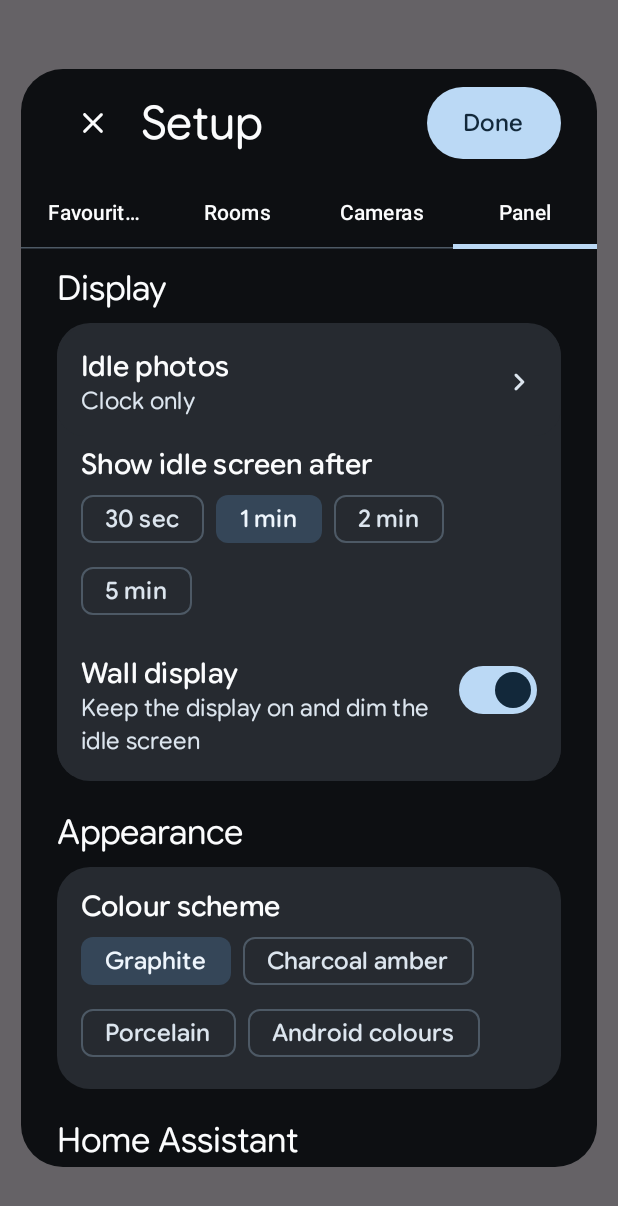
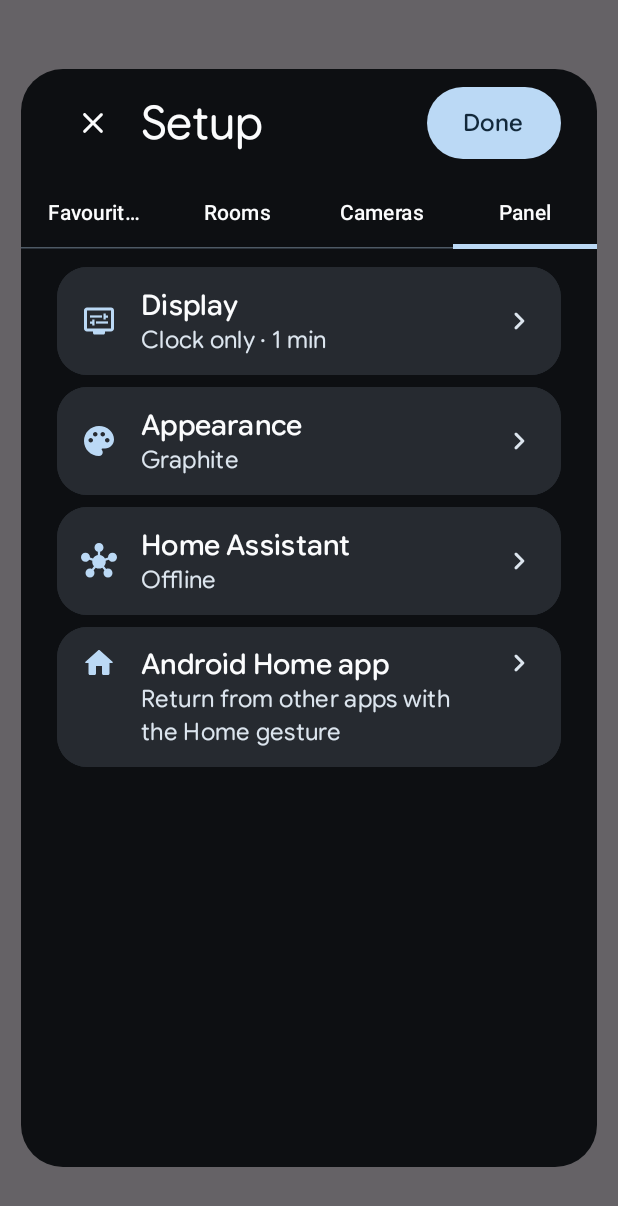
Before and after one commit to alphasixtyfive/flick-panel, an Android app built with Jetpack Compose: the composable EditPanel shown on its own in the app's theme, tab 4 chosen, on a phone screen of 412 x 824 dp. Shown: the top 1206 px of the screen. Run offline under Robolectric (Android 15) with nearby library versions, the phone set to English and light mode, and no system bars; pictures from the network do not load.

Commit message:
Simplify panel settings and add Home Assistant image tiles

```diff
--- a/app/build.gradle.kts
+++ b/app/build.gradle.kts
@@ -12,8 +12,8 @@ android {
         applicationId = "app.flickpanel"
         minSdk = 28
         targetSdk = 35
-        versionCode = 14
-        versionName = "0.1.13"
+        versionCode = 15
+        versionName = "0.1.14"
     }
     buildTypes {
         release {
--- a/app/src/main/java/app/flickpanel/PanelViewModel.kt
+++ b/app/src/main/java/app/flickpanel/PanelViewModel.kt
@@ -285,11 +285,11 @@ internal class PanelViewModel(application: Application) : AndroidViewModel(appli
         }
     }
 
-    fun cachedSnapshot(id: String): Bitmap? = images.snapshots.cached(id)
+    fun cachedSnapshot(id: String, revision: String = ""): Bitmap? = images.snapshots.cached("$id@$revision")
 
-    suspend fun snapshot(id: String): Bitmap? {
+    suspend fun snapshot(id: String, revision: String = ""): Bitmap? {
         val active = client ?: return null
-        return images.snapshots.load(id) { active.snapshot(id) }
+        return images.snapshots.load("$id@$revision") { active.snapshot(id) }
     }
 
     fun cachedArtwork(reference: String): Bitmap? = images.artwork.fresh(reference)
--- a/app/src/main/java/app/flickpanel/ui/Camera.kt
+++ b/app/src/main/java/app/flickpanel/ui/Camera.kt
@@ -156,7 +156,7 @@ internal fun CameraViewer(id: String, label: String?, canStream: Boolean, opened
             val player = remember(stream) {
                 val applicationContext = context.applicationContext
                 val renderers = DefaultRenderersFactory(applicationContext).setEnableDecoderFallback(true)
-                val loadControl = DefaultLoadControl.Builder().setBufferDurationsMs(6_000, 12_000, 250, 1_000).build()
+                val loadControl = DefaultLoadControl.Builder().setBufferDurationsMs(10_000, 20_000, 500, 1_500).build()
                 ExoPlayer.Builder(applicationContext, renderers).setLoadControl(loadControl).build().apply {
                     volume = 0f
                     trackSelectionParameters = trackSelectionParameters.buildUpon()
--- a/app/src/main/java/app/flickpanel/ui/Editor.kt
+++ b/app/src/main/java/app/flickpanel/ui/Editor.kt
@@ -4,7 +4,6 @@ import androidx.compose.foundation.gestures.detectDragGesturesAfterLongPress
 import androidx.compose.foundation.layout.Arrangement
 import androidx.compose.foundation.layout.Box
 import androidx.compose.foundation.layout.Column
-import androidx.compose.foundation.layout.ColumnScope
 import androidx.compose.foundation.layout.ExperimentalLayoutApi
 import androidx.compose.foundation.layout.FlowRow
 import androidx.compose.foundation.layout.Row
@@ -58,11 +57,8 @@ import androidx.compose.runtime.setValue
 import androidx.compose.ui.Alignment
 import androidx.compose.ui.Modifier
 import androidx.compose.ui.input.pointer.pointerInput
-import androidx.compose.ui.platform.LocalContext
 import androidx.compose.ui.semantics.clearAndSetSemantics
 import androidx.compose.ui.semantics.contentDescription
-import androidx.compose.ui.semantics.heading
-import androidx.compose.ui.semantics.semantics
 import androidx.compose.ui.text.input.KeyboardType
 import androidx.compose.ui.text.input.PasswordVisualTransformation
 import androidx.compose.ui.text.style.TextOverflow
@@ -70,7 +66,6 @@ import androidx.compose.ui.unit.dp
 import app.flickpanel.PanelUi
 import app.flickpanel.PanelViewModel
 import app.flickpanel.config.PanelConfig
-import app.flickpanel.config.PanelTheme
 import app.flickpanel.config.TileKind
 import app.flickpanel.config.TileSpec
 import app.flickpanel.ha.Entity
@@ -171,6 +166,7 @@ internal fun EditPanel(state: PanelUi, model: PanelViewModel) {
     var section by remember { mutableStateOf(SetupSection.FAVOURITES) }
     var picker by remember { mutableStateOf<Source?>(null) }
     var format by remember { mutableStateOf<Format?>(null) }
+    var panelPage by remember { mutableStateOf<PanelPage?>(null) }
     var choosingPhotos by remember { mutableStateOf(false) }
     val activePicker = picker
     val activeFormat = format
@@ -178,7 +174,7 @@ internal fun EditPanel(state: PanelUi, model: PanelViewModel) {
         state.connectionEditor -> "Connection"
         activeFormat != null -> if (activeFormat.current == null) "Add tile" else "Edit tile"
         activePicker != null -> activePicker.title
-        else -> null
+        else -> panelPage?.label
     }
 
     SetupLayout(
@@ -187,10 +183,12 @@ internal fun EditPanel(state: PanelUi, model: PanelViewModel) {
         openSection = {
             format = null
             picker = null
+            panelPage = null
             model.cancelConnectionChange()
             section = it
         },
         detailTitle = detailTitle,
+        canSave = activeFormat == null && activePicker == null && !state.connectionEditor,
         busy = state.busy,
         back = {
             if (!state.busy) {
@@ -198,6 +196,7 @@ internal fun EditPanel(state: PanelUi, model: PanelViewModel) {
                     activeFormat != null -> format = null
                     activePicker != null -> picker = null
                     state.connectionEditor -> model.cancelConnectionChange()
+                    panelPage != null -> panelPage = null
                     else -> model.relock()
                 }
             }
@@ -223,7 +222,7 @@ internal fun EditPanel(state: PanelUi, model: PanelViewModel) {
                 when (activePicker) {
                     Source.TILE -> {
                         val kinds = entity.kinds()
-                        if (kinds.size == 1) {
+                        if (kinds.size == 1 && kinds.single() != TileKind.IMAGE) {
                             val kind = kinds.single()
                             val featured = kind != TileKind.CAMERA || draft.favourites.none { it.kind == TileKind.CAMERA && it.showOnHome }
                             draft = draft.copy(favourites = draft.favourites + TileSpec(entity.id, kind, showOnHome = featured))
@@ -261,8 +260,17 @@ internal fun EditPanel(state: PanelUi, model: PanelViewModel) {
                     )
                     SetupSection.ROOMS -> RoomSetup(draft, state) { draft = it }
                     SetupSection.CAMERAS -> CameraSetup(draft, state) { draft = it }
-                    SetupSection.PANEL -> PanelOptions(draft, state, { draft = it }, { picker = it },
-                        { choosingPhotos = true }, model::changeConnection)
+                    SetupSection.PANEL -> PanelSettings(
+                        page = panelPage,
+                        draft = draft,
+                        state = state,
+                        open = { panelPage = it },
+                        change = { draft = it },
+                        choosePhotos = { choosingPhotos = true },
+                        chooseMessage = { picker = Source.MESSAGE },
+                        choosePresence = { picker = Source.PRESENCE },
+                        changeConnection = model::changeConnection,
+                    )
                 }
             }
         }
@@ -510,6 +518,7 @@ private fun FormatPanel(format: Format, state: PanelUi, apply: (TileSpec) -> Uni
     var label by remember(format) { mutableStateOf(format.current?.label.orEmpty()) }
     var status by remember(format) { mutableStateOf(format.current?.statusEntity) }
     var showOnHome by remember(format) { mutableStateOf(format.current?.showOnHome ?: true) }
+    var wideOnTablet by remember(format) { mutableStateOf(format.current?.wideOnTablet ?: false) }
     var timersOpen by remember { mutableStateOf(false) }
     Column(Modifier.fillMaxWidth().verticalScroll(rememberScrollState()).padding(setupPadding),
         verticalArrangement = Arrangement.spacedBy(12.dp)) {
@@ -520,6 +529,13 @@ private fun FormatPanel(format: Format, state: PanelUi, apply: (TileSpec) -> Uni
         FlowRow(horizontalArrangement = Arrangement.spacedBy(7.dp)) {
             for (option in format.kinds) FilterChip(selected = kind == option,
                 onClick = { kind = option }, label = { Text(option.label) })
+        }
+        if (kind.resizable) {
+            Text("Width on tablets", style = MaterialTheme.typography.titleSmall)
+            Row(horizontalArrangement = Arrangement.spacedBy(8.dp)) {
+                FilterChip(selected = !wideOnTablet, onClick = { wideOnTablet = false }, label = { Text("Standard") })
+                FilterChip(selected = wideOnTablet, onClick = { wideOnTablet = true }, label = { Text("Wide") })
+            }
         }
         if (kind == TileKind.ACTION) {
             Box {
@@ -543,96 +559,10 @@ private fun FormatPanel(format: Format, state: PanelUi, apply: (TileSpec) -> Uni
             }
         }
         Button(onClick = { apply(TileSpec(format.entity.id, kind, label.trim().takeIf(String::isNotEmpty),
-            status.takeIf { kind == TileKind.ACTION }, showOnHome = kind != TileKind.CAMERA || showOnHome)) }) {
+            status.takeIf { kind == TileKind.ACTION }, showOnHome = kind != TileKind.CAMERA || showOnHome,
+            wideOnTablet = kind.resizable && wideOnTablet)) }) {
             Text(if (format.current == null) "Add" else "Apply")
         }
-    }
-}
-
-@OptIn(ExperimentalLayoutApi::class)
-@Composable
-private fun PanelOptions(
-    draft: PanelConfig, state: PanelUi, change: (PanelConfig) -> Unit,
-    pick: (Source) -> Unit, choosePhotos: () -> Unit, connection: () -> Unit,
-) {
-    val context = LocalContext.current
-    val colors = MaterialTheme.colorScheme
-    Column(
-        Modifier.fillMaxWidth().verticalScroll(rememberScrollState()).padding(horizontal = setupPadding, vertical = 12.dp),
-        verticalArrangement = Arrangement.spacedBy(20.dp),
-    ) {
-        SettingsGroup("Display") {
-            SettingLink("Idle photos", draft.idleAlbum?.title ?: "Clock only", choosePhotos,
-                if (draft.idleAlbum != null) ({ change(draft.copy(idleAlbum = null)) }) else null)
-            Column(Modifier.fillMaxWidth().padding(horizontal = 16.dp, vertical = 6.dp)) {
-                Text("Show idle screen after", style = MaterialTheme.typography.titleMedium)
-                FlowRow(horizontalArrangement = Arrangement.spacedBy(8.dp)) {
-                    for (seconds in listOf(30, 60, 120, 300)) {
-                        FilterChip(selected = draft.idleSeconds == seconds,
-                            onClick = { change(draft.copy(idleSeconds = seconds)) },
-                            label = { Text(if (seconds < 60) "$seconds sec" else "${seconds / 60} min") })
-                    }
-                }
-            }
-            ListItem(
-                headlineContent = { Text("Wall display", style = MaterialTheme.typography.titleMedium) },
-                supportingContent = { Text("Keep the display on and dim the idle screen") },
-                trailingContent = { Switch(checked = draft.wallMode, onCheckedChange = { change(draft.copy(wallMode = it)) }) },
-                colors = ListItemDefaults.colors(containerColor = colors.surfaceContainer),
-            )
-        }
-
-        SettingsGroup("Appearance") {
-            Column(Modifier.fillMaxWidth().padding(horizontal = 16.dp, vertical = 10.dp)) {
-                Text("Colour scheme", style = MaterialTheme.typography.titleMedium)
-                FlowRow(horizontalArrangement = Arrangement.spacedBy(8.dp)) {
-                    for (theme in PanelTheme.entries) {
-                        FilterChip(selected = draft.theme == theme, onClick = { change(draft.copy(theme = theme)) },
-                            label = { Text(theme.label) })
-                    }
-                }
-            }
-        }
-
-        SettingsGroup("Home Assistant") {
-            SettingLink("Home message", draft.messageEntity?.let { state.entity(it)?.name ?: it } ?: "Choose entity",
-                { pick(Source.MESSAGE) }, if (draft.messageEntity != null) ({ change(draft.copy(messageEntity = null)) }) else null)
-            SettingLink("Wake on approach", draft.presenceEntity?.let { state.entity(it)?.name ?: it } ?: "Choose entity",
-                { pick(Source.PRESENCE) }, if (draft.presenceEntity != null) ({ change(draft.copy(presenceEntity = null)) }) else null)
-            SettingLink("Change Home Assistant connection", null, connection)
-        }
-
-        SettingsGroup("Device") {
-            SettingLink("Android Home app", "Use the Home gesture to return from other apps",
-                { openHomeAppSettings(context) })
-        }
-    }
-}
-
-@Composable
-private fun SettingsGroup(title: String, content: @Composable ColumnScope.() -> Unit) {
-    Column(verticalArrangement = Arrangement.spacedBy(8.dp)) {
-        Text(title, Modifier.semantics { heading() }, style = MaterialTheme.typography.titleLarge)
-        Surface(shape = RoundedCornerShape(22.dp), color = MaterialTheme.colorScheme.surfaceContainer) {
-            Column(Modifier.fillMaxWidth().padding(vertical = 3.dp), content = content)
-        }
-    }
-}
-
-@Composable
-private fun SettingLink(title: String, subtitle: String?, open: () -> Unit, clear: (() -> Unit)? = null) {
-    val colors = MaterialTheme.colorScheme
-    Row(Modifier.fillMaxWidth(), verticalAlignment = Alignment.CenterVertically) {
-        Surface(onClick = open, modifier = Modifier.weight(1f), shape = RoundedCornerShape(18.dp),
-            color = colors.surfaceContainer) {
-            ListItem(
-                headlineContent = { Text(title, style = MaterialTheme.typography.titleMedium) },
-                supportingContent = subtitle?.let { { Text(it) } },
-                trailingContent = { Icon(Icons.AutoMirrored.Rounded.KeyboardArrowRight, null) },
-                colors = ListItemDefaults.colors(containerColor = colors.surfaceContainer),
-            )
-        }
-        if (clear != null) IconButton(onClick = clear) { Icon(Icons.Rounded.Close, "Clear $title") }
     }
 }
 
--- a/app/src/main/java/app/flickpanel/ui/IdlePhotos.kt
+++ b/app/src/main/java/app/flickpanel/ui/IdlePhotos.kt
@@ -93,9 +93,9 @@ internal fun IdlePhotos(
                     contentScale = ContentScale.Crop,
                 )
                 Box(Modifier.matchParentSize().background(Brush.verticalGradient(
-                    0f to Color(0xa0000000), 0.25f to Color(0x4f000000),
-                    0.49f to Color(0x95000000), 0.63f to Color(0x8f000000),
-                    0.85f to Color(0x50000000), 1f to Color(0x76000000),
+                    0f to Color(0x75000000), 0.25f to Color(0x29000000),
+                    0.49f to Color(0x84000000), 0.63f to Color(0x99000000),
+                    0.85f to Color(0x33000000), 1f to Color(0x40000000),
                 )))
             }
         }
--- /dev/null
+++ b/app/src/main/java/app/flickpanel/ui/PanelSettings.kt
@@ -0,0 +1,127 @@
+package app.flickpanel.ui
+
+import androidx.compose.foundation.layout.Arrangement
+import androidx.compose.foundation.layout.Column
+import androidx.compose.foundation.layout.ExperimentalLayoutApi
+import androidx.compose.foundation.layout.FlowRow
+import androidx.compose.foundation.layout.Row
+import androidx.compose.foundation.layout.fillMaxWidth
+import androidx.compose.foundation.layout.padding
+import androidx.compose.foundation.rememberScrollState
+import androidx.compose.foundation.shape.RoundedCornerShape
+import androidx.compose.foundation.verticalScroll
+import androidx.compose.material.icons.Icons
+import androidx.compose.material.icons.automirrored.rounded.KeyboardArrowRight
+import androidx.compose.material.icons.rounded.Close
+import androidx.compose.material.icons.rounded.DisplaySettings
+import androidx.compose.material.icons.rounded.Home
+import androidx.compose.material.icons.rounded.Hub
+import androidx.compose.material.icons.rounded.Palette
+import androidx.compose.material3.FilterChip
+import androidx.compose.material3.Icon
+import androidx.compose.material3.IconButton
+import androidx.compose.material3.ListItem
+import androidx.compose.material3.ListItemDefaults
+import androidx.compose.material3.MaterialTheme
+import androidx.compose.material3.Surface
+import androidx.compose.material3.Switch
+import androidx.compose.material3.Text
+import androidx.compose.runtime.Composable
+import androidx.compose.ui.Alignment
+import androidx.compose.ui.Modifier
+import androidx.compose.ui.graphics.vector.ImageVector
+import androidx.compose.ui.platform.LocalContext
+import androidx.compose.ui.unit.dp
+import app.flickpanel.PanelUi
+import app.flickpanel.config.PanelConfig
+import app.flickpanel.config.PanelTheme
+import app.flickpanel.ha.Link
+
+internal enum class PanelPage(val label: String) {
+    DISPLAY("Display"), APPEARANCE("Appearance"), HOME_ASSISTANT("Home Assistant"),
+}
+
+@OptIn(ExperimentalLayoutApi::class)
+@Composable
+internal fun PanelSettings(
+    page: PanelPage?, draft: PanelConfig, state: PanelUi, open: (PanelPage) -> Unit, change: (PanelConfig) -> Unit,
+    choosePhotos: () -> Unit, chooseMessage: () -> Unit, choosePresence: () -> Unit, changeConnection: () -> Unit,
+) {
+    val context = LocalContext.current
+    val colors = MaterialTheme.colorScheme
+    val album = draft.idleAlbum?.title ?: "Clock only"
+    Column(Modifier.fillMaxWidth().verticalScroll(rememberScrollState()).padding(horizontal = setupPadding, vertical = 12.dp),
+        verticalArrangement = Arrangement.spacedBy(8.dp)) {
+        when (page) {
+            null -> {
+                SettingLink("Display", "$album · ${idleDelay(draft.idleSeconds)}", { open(PanelPage.DISPLAY) }, Icons.Rounded.DisplaySettings)
+                SettingLink("Appearance", draft.theme.label, { open(PanelPage.APPEARANCE) }, Icons.Rounded.Palette)
+                val connection = when (state.link) {
+                    Link.ONLINE -> "Connected"
+                    Link.CONNECTING -> "Connecting…"
+                    Link.AUTH_REJECTED -> "Sign-in required"
+                    Link.OFFLINE -> "Offline"
+                }
+                SettingLink("Home Assistant", connection, { open(PanelPage.HOME_ASSISTANT) }, Icons.Rounded.Hub)
+                SettingLink("Android Home app", "Return from other apps with the Home gesture", { openHomeAppSettings(context) }, Icons.Rounded.Home)
+            }
+            PanelPage.DISPLAY -> {
+                SettingLink("Idle photos", album, choosePhotos, clear = draft.idleAlbum?.let { { change(draft.copy(idleAlbum = null)) } })
+                Surface(shape = RoundedCornerShape(20.dp), color = colors.surfaceContainer) {
+                    Column(Modifier.fillMaxWidth().padding(horizontal = 16.dp, vertical = 12.dp)) {
+                        Text("Show idle screen after", style = MaterialTheme.typography.titleMedium)
+                        FlowRow(horizontalArrangement = Arrangement.spacedBy(8.dp)) {
+                            for (seconds in listOf(15, 30, 60, 120, 300, 600)) {
+                                FilterChip(selected = draft.idleSeconds == seconds, onClick = { change(draft.copy(idleSeconds = seconds)) },
+                                    label = { Text(idleDelay(seconds)) })
+                            }
+                        }
+                    }
+                }
+                Surface(shape = RoundedCornerShape(20.dp), color = colors.surfaceContainer) {
+                    ListItem(headlineContent = { Text("Wall display", style = MaterialTheme.typography.titleMedium) },
+                        supportingContent = { Text("Keep the display on and dim the idle screen") },
+                        trailingContent = { Switch(checked = draft.wallMode, onCheckedChange = { change(draft.copy(wallMode = it)) }) },
+                        colors = ListItemDefaults.colors(containerColor = colors.surfaceContainer))
+                }
+            }
+            PanelPage.APPEARANCE -> Surface(shape = RoundedCornerShape(20.dp), color = colors.surfaceContainer) {
+                Column(Modifier.fillMaxWidth().padding(horizontal = 16.dp, vertical = 12.dp)) {
+                    Text("Colour scheme", style = MaterialTheme.typography.titleMedium)
+                    FlowRow(horizontalArrangement = Arrangement.spacedBy(8.dp)) {
+                        for (theme in PanelTheme.entries) {
+                            FilterChip(selected = draft.theme == theme, onClick = { change(draft.copy(theme = theme)) },
+                                label = { Text(theme.label) })
+                        }
+                    }
+                }
+            }
+            PanelPage.HOME_ASSISTANT -> {
+                SettingLink("Home message", draft.messageEntity?.let { state.entity(it)?.name ?: it } ?: "Choose entity", chooseMessage,
+                    clear = draft.messageEntity?.let { { change(draft.copy(messageEntity = null)) } })
+                SettingLink("Wake on approach", draft.presenceEntity?.let { state.entity(it)?.name ?: it } ?: "Choose entity", choosePresence,
+                    clear = draft.presenceEntity?.let { { change(draft.copy(presenceEntity = null)) } })
+                SettingLink("Change Home Assistant connection", null, changeConnection)
+            }
+        }
+    }
+}
+
+private fun idleDelay(seconds: Int) = if (seconds % 60 == 0) "${seconds / 60} min" else "$seconds sec"
+
+@Composable
+private fun SettingLink(title: String, subtitle: String?, open: () -> Unit, icon: ImageVector? = null, clear: (() -> Unit)? = null) {
+    val colors = MaterialTheme.colorScheme
+    Surface(shape = RoundedCornerShape(20.dp), color = colors.surfaceContainer) {
+        Row(Modifier.fillMaxWidth(), verticalAlignment = Alignment.CenterVertically) {
+            Surface(onClick = open, modifier = Modifier.weight(1f), shape = RoundedCornerShape(20.dp), color = colors.surfaceContainer) {
+                ListItem(headlineContent = { Text(title, style = MaterialTheme.typography.titleMedium) },
+                    supportingContent = subtitle?.let { { Text(it) } },
+                    leadingContent = icon?.let { { Icon(it, null, tint = colors.primary) } },
+                    trailingContent = { Icon(Icons.AutoMirrored.Rounded.KeyboardArrowRight, null) },
+                    colors = ListItemDefaults.colors(containerColor = colors.surfaceContainer))
+            }
+            if (clear != null) IconButton(onClick = clear) { Icon(Icons.Rounded.Close, "Clear $title") }
+        }
+    }
+}
--- a/app/src/main/java/app/flickpanel/ui/SetupLayout.kt
+++ b/app/src/main/java/app/flickpanel/ui/SetupLayout.kt
@@ -64,6 +64,7 @@ internal fun SetupLayout(
     section: SetupSection,
     openSection: (SetupSection) -> Unit,
     detailTitle: String?,
+    canSave: Boolean,
     busy: Boolean,
     back: () -> Unit,
     close: () -> Unit,
@@ -91,7 +92,7 @@ internal fun SetupLayout(
                                 }
                                 Text(detailTitle ?: if (expanded) section.label else "Setup", Modifier.weight(1f).semantics { heading() },
                                     style = MaterialTheme.typography.headlineMedium, maxLines = 1, overflow = TextOverflow.Ellipsis)
-                                if (!detail) Button(onClick = save, enabled = !busy, modifier = Modifier.heightIn(min = 48.dp)) {
+                                if (canSave) Button(onClick = save, enabled = !busy, modifier = Modifier.heightIn(min = 48.dp)) {
                                     Text("Done")
                                 }
                             }
```
Also changed, not shown: app/src/main/java/app/flickpanel/config/PanelConfig.kt (+8 -3 lines), app/src/main/java/app/flickpanel/ha/HaClient.kt (+7 -3 lines), app/src/main/java/app/flickpanel/ha/HaModels.kt (+14 -0 lines), app/src/main/java/app/flickpanel/ui/Dashboard.kt (+7 -4 lines), app/src/main/java/app/flickpanel/ui/ImageTile.kt (added, +58 -0 lines), app/src/main/java/app/flickpanel/ui/Tiles.kt (+8 -4 lines), 2 other files.
